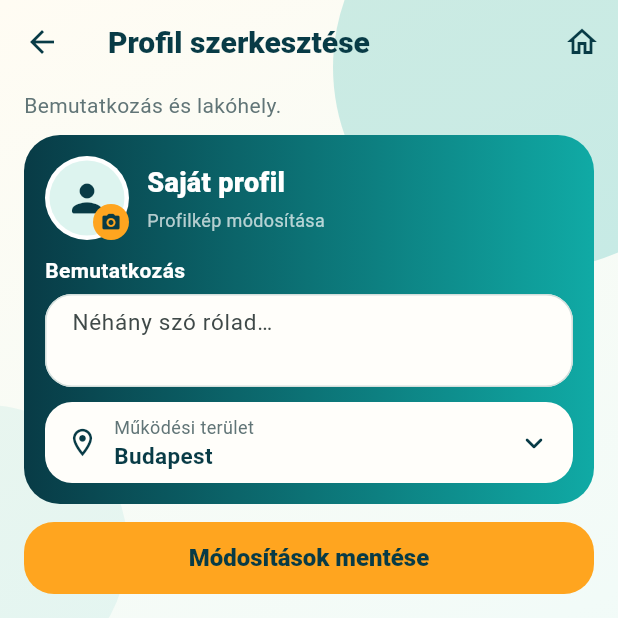
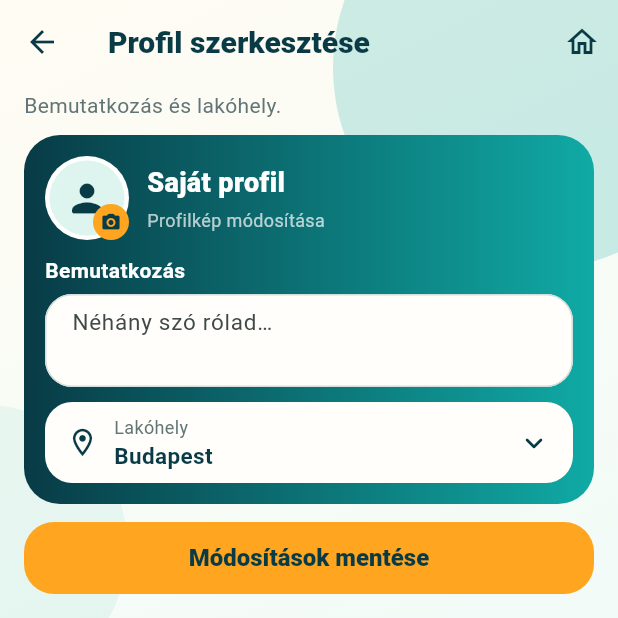
Before and after one commit to bokatimea-debug/takimaki_full, a Flutter app: the CustomerEditProfileScreen screen opened by its route, on a phone screen of 412 x 824 dp, the top half of it. Run offline on Flutter 3.47's test engine with Material 3 defaults, Android fonts, the phone set to English and light mode, and no system bars; our stand-ins replace image_picker, shared_preferences; accounts and stored records are empty.

```diff
--- a/lib/widgets/profile_editor_components.dart
+++ b/lib/widgets/profile_editor_components.dart
@@ -43,6 +43,7 @@ class ProfileEditorCard extends StatelessWidget {
     required this.onPickCity,
     this.enabled = true,
     this.compact = false,
+    this.cityLabel = 'Működési terület',
   });
 
   final String firstName;
@@ -53,6 +54,7 @@ class ProfileEditorCard extends StatelessWidget {
   final VoidCallback onPickCity;
   final bool enabled;
   final bool compact;
+  final String cityLabel;
 
   @override
   Widget build(BuildContext context) => Container(
@@ -183,8 +185,8 @@ class ProfileEditorCard extends StatelessWidget {
                           child: Column(
                             crossAxisAlignment: CrossAxisAlignment.start,
                             children: [
-                              const Text(
-                                'Működési terület',
+                              Text(
+                                cityLabel,
                                 style: TextStyle(
                                   color: takiMutedText,
                                   fontSize: 12,
```
